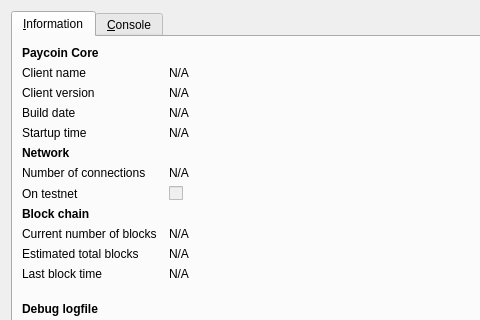
Old version of the form src/qt/forms/rpcconsole.ui in the repository SeppPenner/trollocoin; both pictures show x 0 to 480 and y 0 to 320 of the 740 by 450 pixel window.
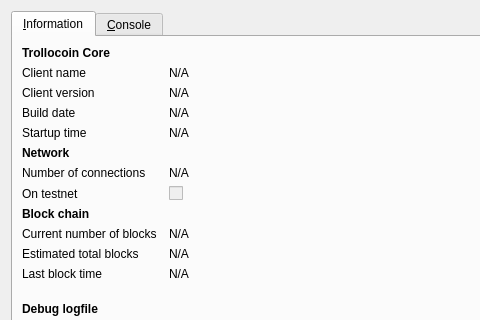
New version of the form. Icons and pictures are not drawn.

Commit message: Updated paycoin references.

Diff of the .ui file:
```diff
--- a/src/qt/forms/rpcconsole.ui
+++ b/src/qt/forms/rpcconsole.ui
@@ -36,7 +36,7 @@
           </font>
          </property>
          <property name="text">
-          <string>Paycoin Core</string>
+          <string>Trollocoin Core</string>
          </property>
         </widget>
        </item>
```
Left out of the diff: 6 changed lines with no effect on the pictures. The commit also changes 54 other files.
